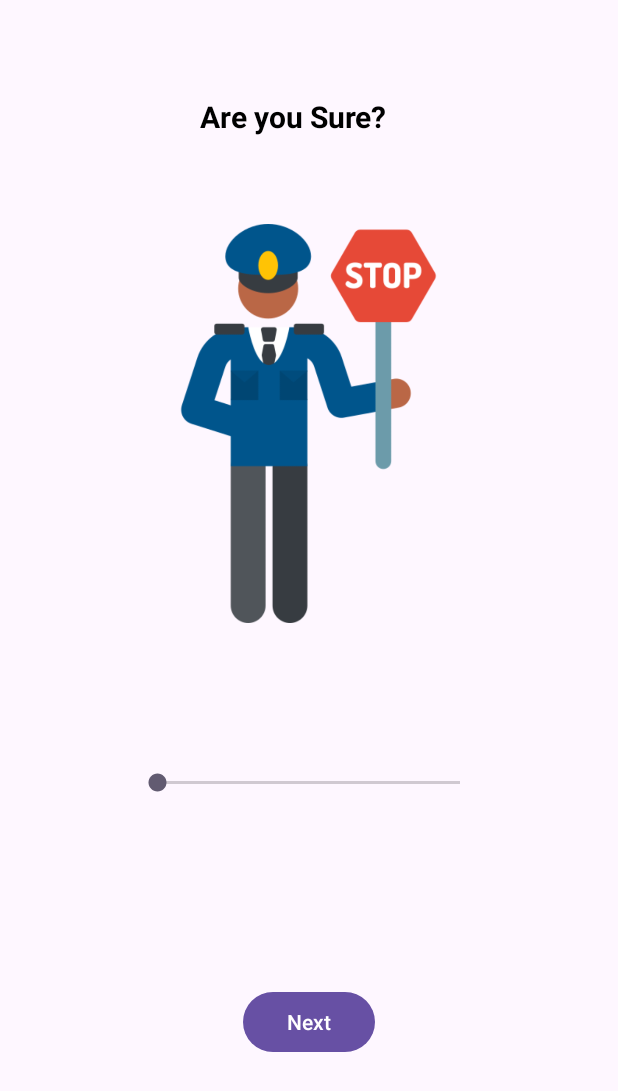
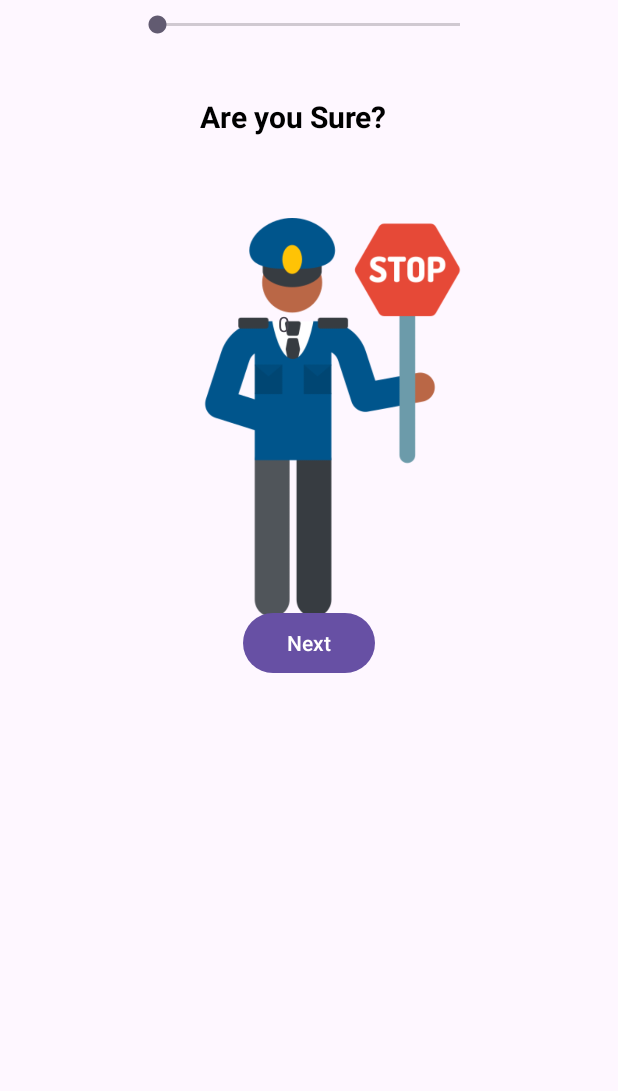
Before and after one commit to Hbkharsh/Hts, an Android app: the AssuranceMeter screen opened directly, with no data from a screen before it, on a phone screen of 412 x 824 dp. Shown: the top 1091 px of the screen. Run offline under Robolectric (Android 15) with nearby library versions, the phone set to English and light mode, and no system bars.

Commit message:
update in assurance meter

```diff
--- a/app/src/main/res/layout/activity_assurance_meter.xml
+++ b/app/src/main/res/layout/activity_assurance_meter.xml
@@ -24,19 +24,21 @@
         android:id="@+id/seekBar"
         android:layout_width="234dp"
         android:layout_height="33dp"
-        android:layout_marginTop="88dp"
+        android:min="0"
+        android:max="100"
+        android:progress="0"
         app:layout_constraintEnd_toEndOf="parent"
         app:layout_constraintHorizontal_bias="0.497"
         app:layout_constraintStart_toStartOf="parent"
-        app:layout_constraintTop_toBottomOf="@+id/imageView4" />
+        tools:layout_editor_absoluteY="505dp" />
 
     <ImageView
         android:id="@+id/imageView4"
         android:layout_width="266dp"
         android:layout_height="270dp"
-        android:layout_marginTop="56dp"
+        android:layout_marginTop="52dp"
         app:layout_constraintEnd_toEndOf="parent"
-        app:layout_constraintHorizontal_bias="0.496"
+        app:layout_constraintHorizontal_bias="0.606"
         app:layout_constraintStart_toStartOf="parent"
         app:layout_constraintTop_toBottomOf="@+id/textView10"
         app:srcCompat="@drawable/police" />
@@ -50,4 +52,16 @@
         app:layout_constraintEnd_toEndOf="parent"
         app:layout_constraintStart_toStartOf="parent"
         app:layout_constraintTop_toBottomOf="@+id/seekBar" />
+
+    <TextView
+        android:id="@+id/textView15"
+        android:layout_width="wrap_content"
+        android:layout_height="wrap_content"
+        android:text="0"
+        app:layout_constraintBottom_toTopOf="@+id/seekBar"
+        app:layout_constraintEnd_toEndOf="parent"
+        app:layout_constraintHorizontal_bias="0.458"
+        app:layout_constraintStart_toStartOf="parent"
+        app:layout_constraintTop_toBottomOf="@+id/imageView4"
+        app:layout_constraintVertical_bias="0.479" />
 </androidx.constraintlayout.widget.ConstraintLayout>
```
Also changed, not shown: app/src/main/java/com/example/legalmate/AssuranceMeter.kt (+22 -1 lines).
